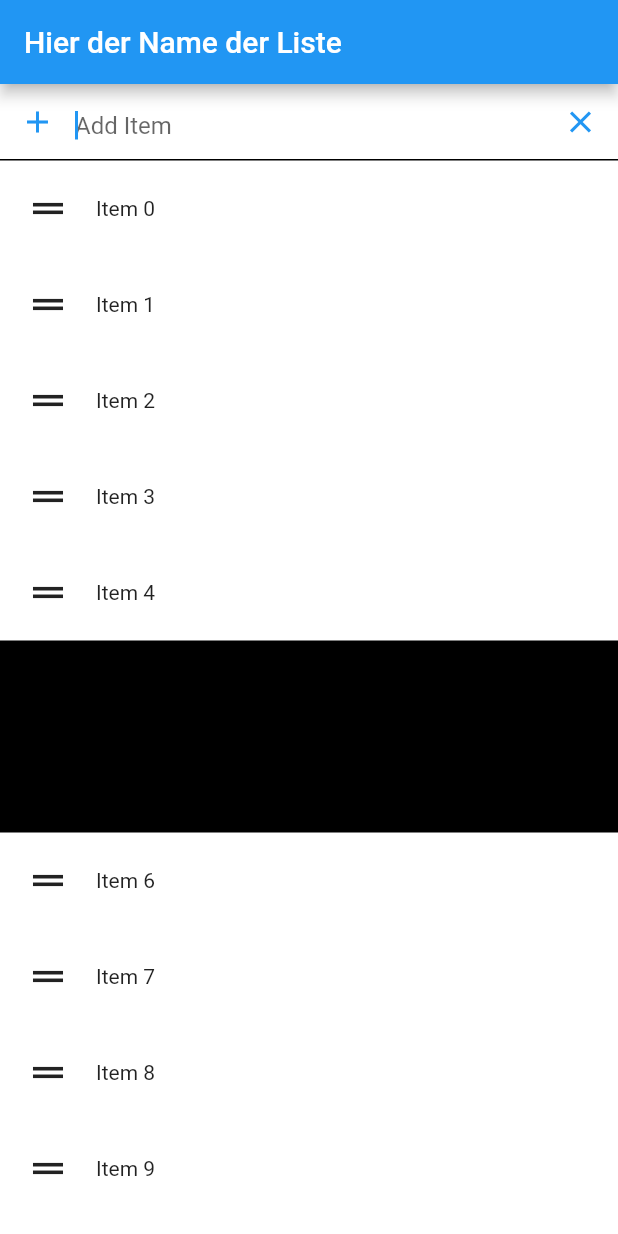
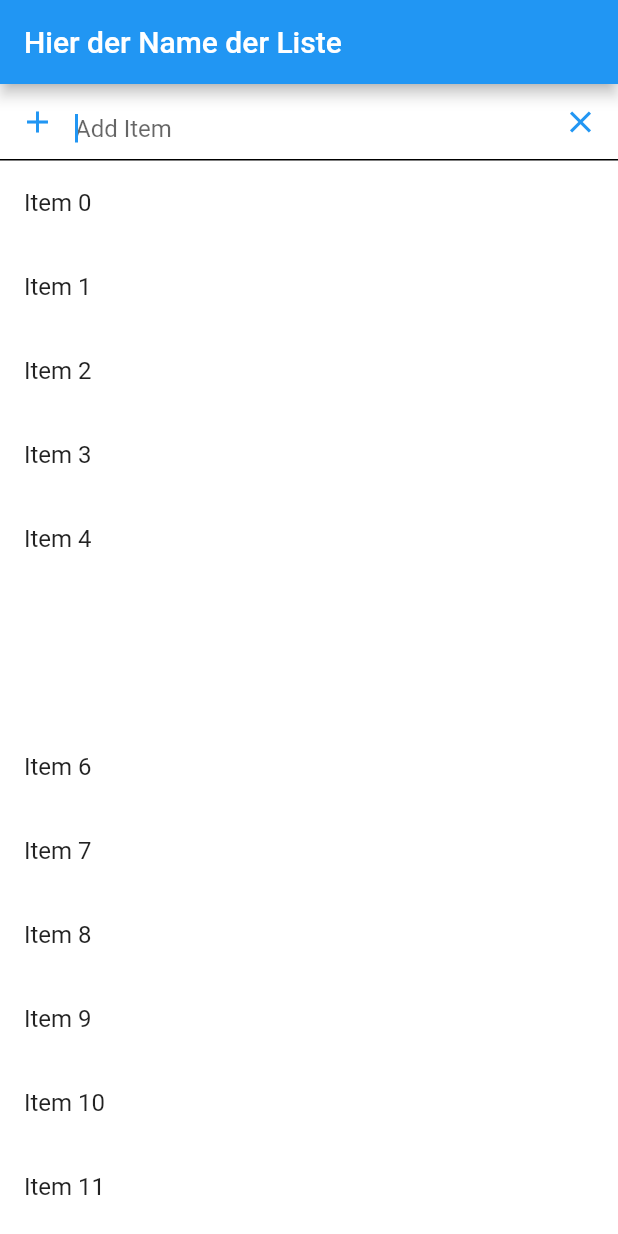
Before and after one commit to bischoff-m/sortable-app, a Flutter app: the screen it shows after launch, on a phone screen of 412 x 824 dp. Run offline on Flutter 3.47's test engine with Material 2 defaults, Android fonts, the phone set to English and light mode, and no system bars.

Commit message:
added spacer and first animation for custom list

```diff
--- a/lib/main.dart
+++ b/lib/main.dart
@@ -23,27 +23,56 @@ class SortableApp extends StatelessWidget {
 }
 
 class HomePage extends StatefulWidget {
-  HomePage({Key key}) : super(key: key);
+  HomePage({Key? key}) : super(key: key);
 
   @override
   _HomePageState createState() => _HomePageState();
 }
 
-class _HomePageState extends State<HomePage> {
+class _HomePageState extends State<HomePage> with TickerProviderStateMixin {
   TextEditingController _textInputController = TextEditingController();
   FocusNode _textInputFocusNode = FocusNode();
 
   // style constants TODO: what is best practice to store layout constants?
-  final double marginList = 20;
-  final double maxWidthMainList = 600;
+  final double _marginList = 20;
+  final double _maxWidthMainList = 600;
   // TODO: use this to set color scheme
   // final ColorScheme colorScheme = Theme.of(context).colorScheme;
 
-  List<int> _items = List<int>.generate(20, (index) => index);
+  final int _numItems = 20;
+  late List<GlobalKey> _items =
+      List<GlobalKey>.generate(_numItems, (index) => GlobalKey());
 
   double getTopMargin(BuildContext context) {
     double screenWidth = MediaQuery.of(context).size.width;
-    return max(0, min(marginList, (screenWidth - maxWidthMainList) / 2));
+    return max(0, min(_marginList, (screenWidth - _maxWidthMainList) / 2));
+  }
+
+  late List<AnimationController> _controllers =
+      List<AnimationController>.generate(_numItems, (index) {
+    return AnimationController(
+      duration: const Duration(milliseconds: 200),
+      vsync: this,
+    );
+  });
+
+  late List<Animation<Offset>> _animations =
+      List<Animation<Offset>>.generate(_numItems, (index) {
+    return Tween<Offset>(
+      begin: Offset.zero,
+      end: const Offset(0.0, 2.0),
+    ).animate(CurvedAnimation(
+      parent: _controllers[index],
+      curve: Curves.easeInOut,
+    ));
+  });
+
+  @override
+  void dispose() {
+    super.dispose();
+    _controllers.forEach((c) {
+      c.dispose();
+    });
   }
 
   @override
@@ -56,7 +85,7 @@ class _HomePageState extends State<HomePage> {
       body: Center(
         child: ConstrainedBox(
           // main container with width constraint
-          constraints: BoxConstraints(maxWidth: maxWidthMainList),
+          constraints: BoxConstraints(maxWidth: _maxWidthMainList),
           child: Container(
             color: Colors.white,
             margin: EdgeInsets.only(top: getTopMargin(context)),
@@ -81,13 +110,20 @@ class _HomePageState extends State<HomePage> {
                         decoration: InputDecoration(
                           hintText: 'Add Item',
                           border: InputBorder.none,
-                          contentPadding: EdgeInsets.fromLTRB(0, 18, 0, 12),
+                          contentPadding: EdgeInsets.fromLTRB(0, 20, 0, 10),
                           prefixIcon: SizedBox(
                             width: 50,
                             height: 50,
                             child: IconButton(
                               // TODO: implement add function
-                              onPressed: _textInputController.clear,
+                              // onPressed: _textInputController.clear,
+                              onPressed: () {
+                                if (_controllers[4].status ==
+                                    AnimationStatus.completed)
+                                  _controllers[4].reverse();
+                                else
+                                  _controllers[4].forward();
+                              },
                               icon: Icon(Icons.add),
                             ),
                           ),
@@ -110,56 +146,48 @@ class _HomePageState extends State<HomePage> {
                   color: Colors.black,
                 ),
                 Expanded(
-                  child: ReorderableListView(
+                  child: ListView(
                     // TODO: set font size
-                    buildDefaultDragHandles: false,
                     dragStartBehavior: DragStartBehavior.down,
-                    children: new Iterable<int>.generate(10).map((index) {
+                    children: new List<Widget>.generate(_items.length, (index) {
                       if (index == 5) {
                         return Divider(
-                          key: ValueKey<int>(_items[index]),
-                          height: 128,
-                          thickness: 128,
-                          color: Colors.black,
+                          key: _items[index],
+                          height: 96,
+                          thickness: 96,
+                          color: Colors.transparent,
                         );
                       } else {
-                        return Dismissible(
+                        return SlideTransition(
+                          position: _animations[index],
+                          child: Dismissible(
+                            child: Material(
+                              child: ListTile(
+                                hoverColor: Colors.black26,
+                                title: Text('Item $index'),
+                                onTap: () {
+                                  RenderBox rb = _items[index]
+                                      .currentContext!
+                                      .findRenderObject() as RenderBox;
+                                  Offset test = rb.localToGlobal(Offset.zero);
+                                  dev.log("$test.dx $test.dy");
+                                }, // TODO: add tap event for items
+                              ),
+                              color: Colors.white,
+                            ),
                             background: Container(
                               color: Colors.green,
                             ),
-                          key: ValueKey<int>(_items[index]),
+                            key: _items[index],
                             onDismissed: (DismissDirection direction) {
                               setState(() {
                                 _items.remove(index);
                               });
                             },
-                          child: Container(
-                            child: Row(
-                              children: <Widget>[
-                                SizedBox(
-                                  width: 64,
-                                  height: 64,
-                                  child: ReorderableDragStartListener(
-                                    index: index,
-                                    child: Icon(Icons.drag_handle, size: 30),
-                                  ),
-                                ),
-                                Text('Item ${_items[index]}'),
-                              ],
-                            ),
                           ),
                         );
                       }
-                    }).toList(),
-                    onReorder: (int oldIndex, int newIndex) {
-                      setState(() {
-                        if (oldIndex < newIndex) {
-                          newIndex -= 1;
-                        }
-                        final int item = _items.removeAt(oldIndex);
-                        _items.insert(newIndex, item);
-                      });
-                    },
+                    }),
                   ),
                 ),
               ],
--- a/pubspec.yaml
+++ b/pubspec.yaml
@@ -18,7 +18,7 @@ publish_to: 'none' # Remove this line if you wish to publish to pub.dev
 version: 1.0.0+1
 
 environment:
-  sdk: ">=2.7.0 <3.0.0"
+  sdk: ">=2.12.0 <3.0.0"
 
 dependencies:
   flutter:
```
Also changed, not shown: pubspec.lock. Lines whose indentation alone changed are shown as unchanged.
